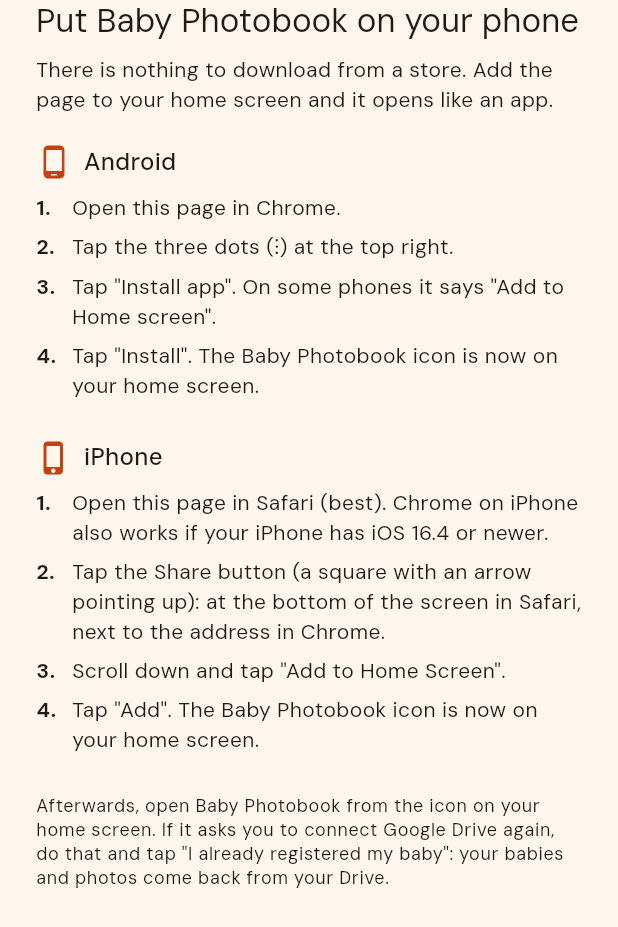
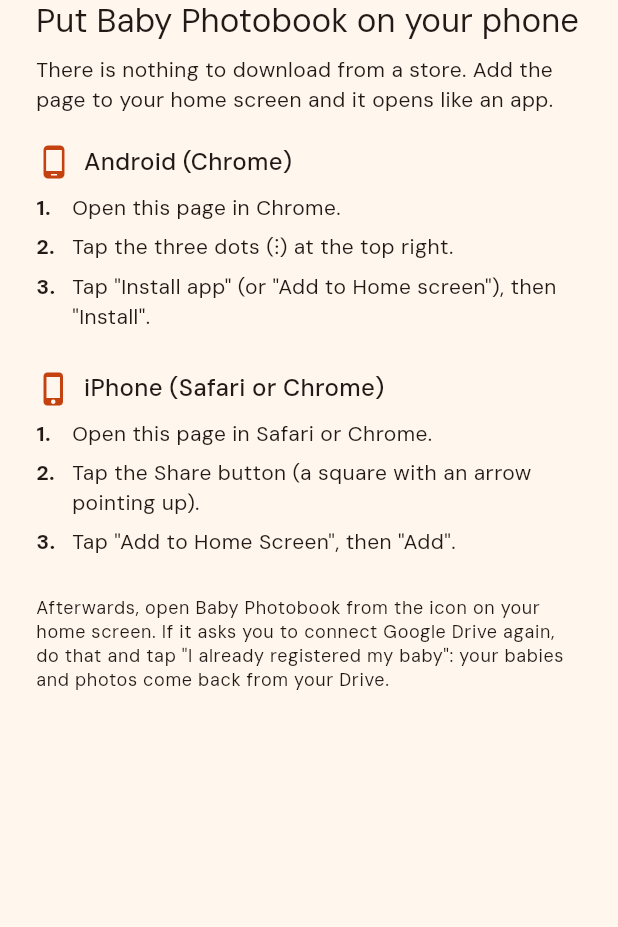
Before and after one commit to claudexpro1/baby-growth-photobook, a Flutter app: the InstallSteps widget shown alone on an empty page, opened directly, on a phone screen of 412 x 824 dp. Shown: the top 927 px of the screen. Run offline on Flutter 3.47's test engine with Material 3 defaults, Android fonts, the phone set to English and light mode, and no system bars; our stand-ins replace flutter_riverpod, google_sign_in, image_picker, pdf, share_plus, web; missing offline and left inert: dart:js_interop, dart:ui_web, googleapis, idb_shim.

Commit message:
Install sheet: shorter steps, one per phone type
Co-Authored-By: Claude Sonnet 5.5 <noreply@anthropic.com>
Claude-Session: https://claude.ai/code/session_014VeqUF21r9nfBCH4CWxMuj

```diff
--- a/lib/features/common/install_sheet.dart
+++ b/lib/features/common/install_sheet.dart
@@ -12,26 +12,22 @@ class InstallSteps extends StatelessWidget {
   const InstallSteps({super.key});
 
   static const iphone = _Platform(
-    title: 'iPhone',
+    title: 'iPhone (Safari or Chrome)',
     icon: Icons.phone_iphone,
     steps: [
-      'Open this page in Safari (best). Chrome on iPhone also works if your '
-          'iPhone has iOS 16.4 or newer.',
-      'Tap the Share button (a square with an arrow pointing up): at the '
-          'bottom of the screen in Safari, next to the address in Chrome.',
-      'Scroll down and tap "Add to Home Screen".',
-      'Tap "Add". The Baby Photobook icon is now on your home screen.',
+      'Open this page in Safari or Chrome.',
+      'Tap the Share button (a square with an arrow pointing up).',
+      'Tap "Add to Home Screen", then "Add".',
     ],
   );
 
   static const android = _Platform(
-    title: 'Android',
+    title: 'Android (Chrome)',
     icon: Icons.phone_android,
     steps: [
       'Open this page in Chrome.',
       'Tap the three dots (⋮) at the top right.',
-      'Tap "Install app". On some phones it says "Add to Home screen".',
-      'Tap "Install". The Baby Photobook icon is now on your home screen.',
+      'Tap "Install app" (or "Add to Home screen"), then "Install".',
     ],
   );
 
```
Also changed, not shown: 1 other file.
